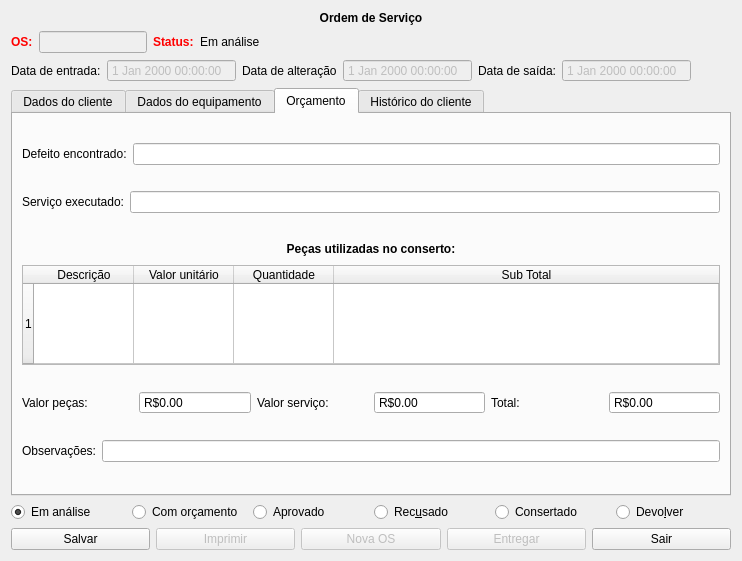
Henrique-Miranda/erpy, file ui_forms/sorder.ui: the form before one commit.
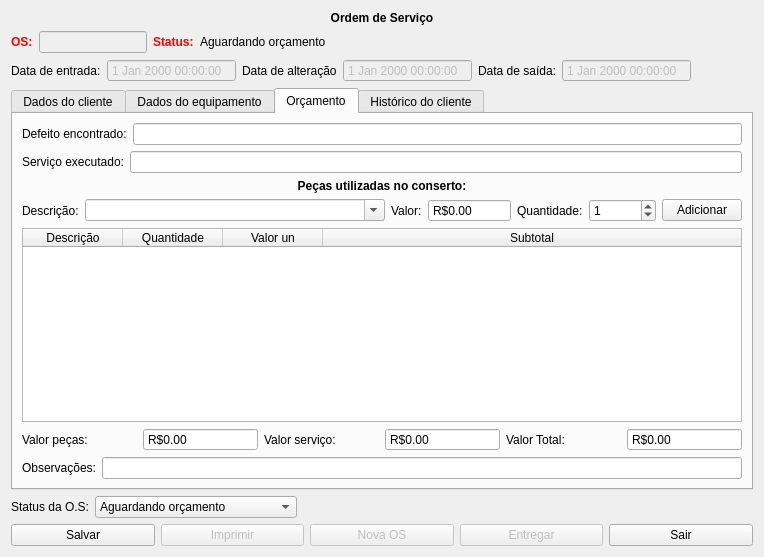
The form after the commit. The open tabs and pages were chosen to show the change. Icons and pictures are not drawn.

The edit to the form file:
```diff
--- a/ui_forms/sorder.ui
+++ b/ui_forms/sorder.ui
@@ -6,8 +6,8 @@
    <rect>
     <x>0</x>
     <y>0</y>
-    <width>811</width>
-    <height>686</height>
+    <width>915</width>
+    <height>696</height>
    </rect>
   </property>
   <property name="windowTitle">
@@ -130,7 +130,7 @@
         </size>
        </property>
        <property name="text">
-        <string>Em análise</string>
+        <string>Aguardando orçamento</string>
        </property>
       </widget>
      </item>
@@ -234,6 +234,12 @@
      <property name="enabled">
       <bool>true</bool>
      </property>
+     <property name="sizePolicy">
+      <sizepolicy hsizetype="Fixed" vsizetype="Fixed">
+       <horstretch>0</horstretch>
+       <verstretch>0</verstretch>
+      </sizepolicy>
+     </property>
      <property name="focusPolicy">
       <enum>Qt::TabFocus</enum>
      </property>
@@ -793,7 +799,7 @@
             </sizepolicy>
            </property>
            <property name="text">
-            <string>Tipo</string>
+            <string>Equipamento:</string>
            </property>
           </widget>
          </item>
@@ -867,46 +873,6 @@
              <string>Monitor</string>
             </property>
            </item>
-           <item>
-            <property name="text">
-             <string>TV</string>
-            </property>
-           </item>
-           <item>
-            <property name="text">
-             <string>Video Game</string>
-            </property>
-           </item>
-           <item>
-            <property name="text">
-             <string>Brinquedo</string>
-            </property>
-           </item>
-           <item>
-            <property name="text">
-             <string>DVD Player</string>
-            </property>
-           </item>
-           <item>
-            <property name="text">
-             <string>Roteador</string>
-            </property>
-           </item>
-           <item>
-            <property name="text">
-             <string>Controle</string>
-            </property>
-           </item>
-           <item>
-            <property name="text">
-             <string>Não Especificado</string>
-            </property>
-           </item>
-           <item>
-            <property name="text">
-             <string/>
-            </property>
-           </item>
           </widget>
          </item>
          <item>
@@ -1233,7 +1199,7 @@
          <item>
           <widget class="QLabel" name="lbNs">
            <property name="text">
-            <string>N/S:</string>
+            <string>SN:</string>
            </property>
           </widget>
          </item>
@@ -1327,12 +1293,12 @@
          <item>
           <widget class="QLabel" name="lbObs1">
            <property name="text">
-            <string>Observação:</string>
+            <string>Observações:</string>
            </property>
           </widget>
          </item>
          <item>
-          <widget class="QTextEdit" name="teObs1"/>
+          <widget class="QLineEdit" name="leObs1"/>
          </item>
         </layout>
        </item>
@@ -1372,8 +1338,6 @@
         </layout>
        </item>
        <item>
-        <layout class="QVBoxLayout" name="verticalLayout_9">
-         <item>
           <widget class="QLabel" name="lbBudgetTable">
            <property name="maximumSize">
             <size>
@@ -1395,44 +1359,126 @@
            </property>
           </widget>
          </item>
+       <item>
+        <layout class="QHBoxLayout" name="horizontalLayout_26">
+         <item>
+          <widget class="QLabel" name="lbAddDesc">
+           <property name="text">
+            <string>Descrição:</string>
+           </property>
+          </widget>
+         </item>
+         <item>
+          <widget class="QComboBox" name="cbAddDesc">
+           <property name="sizePolicy">
+            <sizepolicy hsizetype="Maximum" vsizetype="Fixed">
+             <horstretch>0</horstretch>
+             <verstretch>0</verstretch>
+            </sizepolicy>
+           </property>
+           <property name="minimumSize">
+            <size>
+             <width>300</width>
+             <height>0</height>
+            </size>
+           </property>
+           <property name="maximumSize">
+            <size>
+             <width>400</width>
+             <height>16777215</height>
+            </size>
+           </property>
+           <property name="editable">
+            <bool>true</bool>
+           </property>
+           <property name="currentText">
+            <string/>
+           </property>
+           <property name="sizeAdjustPolicy">
+            <enum>QComboBox::AdjustToContentsOnFirstShow</enum>
+           </property>
+          </widget>
+         </item>
+         <item>
+          <widget class="QLabel" name="lbAddValue">
+           <property name="text">
+            <string>Valor:</string>
+           </property>
+          </widget>
+         </item>
+         <item>
+          <widget class="QDoubleSpinBox" name="spAddValue">
+           <property name="minimumSize">
+            <size>
+             <width>80</width>
+             <height>0</height>
+            </size>
+           </property>
+           <property name="buttonSymbols">
+            <enum>QAbstractSpinBox::NoButtons</enum>
+           </property>
+           <property name="prefix">
+            <string>R$</string>
+           </property>
+           <property name="maximum">
+            <double>999999999999999.000000000000000</double>
+           </property>
+          </widget>
+         </item>
+         <item>
+          <widget class="QLabel" name="lbAddAmount">
+           <property name="text">
+            <string>Quantidade:</string>
+           </property>
+          </widget>
+         </item>
+         <item>
+          <widget class="QSpinBox" name="spAddAmount">
+           <property name="suffix">
+            <string/>
+           </property>
+           <property name="maximum">
+            <number>999999999</number>
+           </property>
+           <property name="value">
+            <number>1</number>
+           </property>
+          </widget>
+         </item>
+         <item>
+          <widget class="QPushButton" name="pbAddPart">
+           <property name="text">
+            <string>Adicionar</string>
+           </property>
+          </widget>
+         </item>
+        </layout>
+       </item>
          <item>
           <widget class="QTableWidget" name="twBudget">
-           <property name="maximumSize">
-            <size>
-             <width>16777215</width>
-             <height>100</height>
-            </size>
-           </property>
-           <property name="alternatingRowColors">
+         <property name="sizeAdjustPolicy">
+          <enum>QAbstractScrollArea::AdjustIgnored</enum>
+         </property>
+         <property name="sortingEnabled">
             <bool>false</bool>
            </property>
+         <property name="rowCount">
+          <number>0</number>
+         </property>
+         <attribute name="horizontalHeaderCascadingSectionResizes">
+          <bool>false</bool>
+         </attribute>
            <attribute name="horizontalHeaderStretchLastSection">
             <bool>true</bool>
            </attribute>
            <attribute name="verticalHeaderCascadingSectionResizes">
             <bool>false</bool>
            </attribute>
-           <attribute name="verticalHeaderShowSortIndicator" stdset="0">
-            <bool>false</bool>
-           </attribute>
-           <attribute name="verticalHeaderStretchLastSection">
-            <bool>true</bool>
-           </attribute>
-           <row>
-            <property name="text">
-             <string>1</string>
-            </property>
-           </row>
            <column>
             <property name="text">
              <string>Descrição</string>
             </property>
            </column>
-           <column>
-            <property name="text">
-             <string>Valor unitário</string>
-            </property>
-           </column>
            <column>
             <property name="text">
              <string>Quantidade</string>
@@ -1440,20 +1486,15 @@
            </column>
            <column>
             <property name="text">
-             <string>Sub Total</string>
-            </property>
-           </column>
-           <item row="0" column="3">
+           <string>Valor un</string>
+          </property>
+         </column>
+         <column>
             <property name="text">
-             <string/>
-            </property>
-            <property name="flags">
-             <set>ItemIsSelectable|ItemIsDragEnabled|ItemIsDropEnabled|ItemIsUserCheckable|ItemIsEnabled</set>
-            </property>
-           </item>
-          </widget>
-         </item>
-        </layout>
+           <string>Subtotal</string>
+          </property>
+         </column>
+        </widget>
        </item>
        <item>
         <layout class="QHBoxLayout" name="horizontalLayout_21">
@@ -1503,7 +1544,7 @@
          <item>
           <widget class="QLabel" name="lbTotalValue">
            <property name="text">
-            <string>Total:</string>
+            <string>Valor Total:</string>
            </property>
           </widget>
          </item>
@@ -1545,29 +1586,6 @@
       <attribute name="title">
        <string>Histórico do cliente</string>
       </attribute>
-      <widget class="QLabel" name="lbTotalSpent">
-       <property name="geometry">
-        <rect>
-         <x>210</x>
-         <y>390</y>
-         <width>71</width>
-         <height>78</height>
-        </rect>
-       </property>
-       <property name="text">
-        <string>Total gasto:</string>
-       </property>
-      </widget>
-      <widget class="QLineEdit" name="leTotalSpent">
-       <property name="geometry">
-        <rect>
-         <x>290</x>
-         <y>410</y>
-         <width>179</width>
-         <height>32</height>
-        </rect>
-       </property>
-      </widget>
       <widget class="QTableWidget" name="twCliHistory">
        <property name="geometry">
         <rect>
@@ -1577,6 +1595,41 @@
          <height>371</height>
         </rect>
        </property>
+       <column>
+        <property name="text">
+         <string>Data entrada</string>
+        </property>
+       </column>
+       <column>
+        <property name="text">
+         <string>OS</string>
+        </property>
+       </column>
+       <column>
+        <property name="text">
+         <string>Equipamento</string>
+        </property>
+       </column>
+       <column>
+        <property name="text">
+         <string>Marca</string>
+        </property>
+       </column>
+       <column>
+        <property name="text">
+         <string>Modelo</string>
+        </property>
+       </column>
+       <column>
+        <property name="text">
+         <string>Cor</string>
+        </property>
+       </column>
+       <column>
+        <property name="text">
+         <string>Valor</string>
+        </property>
+       </column>
       </widget>
      </widget>
     </widget>
@@ -1584,68 +1637,90 @@
    <item>
     <layout class="QHBoxLayout" name="horizontalLayout_22">
      <item>
-      <widget class="QRadioButton" name="rbAnalysis">
+      <widget class="QLabel" name="lbStatus">
+       <property name="text">
+        <string>Status da O.S:</string>
+       </property>
+      </widget>
+     </item>
+     <item>
+      <widget class="QComboBox" name="cbStatus">
+       <property name="sizeAdjustPolicy">
+        <enum>QComboBox::AdjustToContents</enum>
+       </property>
+       <property name="minimumContentsLength">
+        <number>0</number>
+       </property>
+       <item>
+        <property name="text">
+         <string>Aguardando orçamento</string>
+        </property>
+       </item>
+       <item>
        <property name="text">
         <string>Em análise</string>
        </property>
-       <property name="checked">
-        <bool>true</bool>
-       </property>
-       <attribute name="buttonGroup">
-        <string notr="true">buttonGroup_2</string>
-       </attribute>
-      </widget>
+       </item>
+       <item>
+        <property name="text">
+         <string>Orçamento concluído</string>
+        </property>
      </item>
      <item>
-      <widget class="QRadioButton" name="rbBudget">
        <property name="text">
-        <string>Com orçamento</string>
-       </property>
-       <attribute name="buttonGroup">
-        <string notr="true">buttonGroup_2</string>
-       </attribute>
-      </widget>
+         <string>Orçamento aprovado</string>
+        </property>
      </item>
      <item>
-      <widget class="QRadioButton" name="rbApproved">
        <property name="text">
-        <string>Aprovado</string>
-       </property>
-       <attribute name="buttonGroup">
-        <string notr="true">buttonGroup_2</string>
-       </attribute>
-      </widget>
+         <string>Aguardando peça de reposição</string>
+        </property>
      </item>
      <item>
-      <widget class="QRadioButton" name="rbRefused">
        <property name="text">
-        <string>Rec&amp;usado</string>
-       </property>
-       <attribute name="buttonGroup">
-        <string notr="true">buttonGroup_2</string>
-       </attribute>
-      </widget>
+         <string>Em execução do serviço</string>
+        </property>
      </item>
      <item>
-      <widget class="QRadioButton" name="rbFixed">
+        <property name="text">
+         <string>Orçamento reprovado</string>
+        </property>
+       </item>
+       <item>
+        <property name="text">
+         <string>Sem peça de reposição</string>
+        </property>
+       </item>
+       <item>
+        <property name="text">
+         <string>Defeito não encontrado</string>
+        </property>
+       </item>
+       <item>
        <property name="text">
         <string>Consertado</string>
        </property>
-       <attribute name="buttonGroup">
-        <string notr="true">buttonGroup_2</string>
-       </attribute>
-      </widget>
      </item>
      <item>
-      <widget class="QRadioButton" name="rbDelivery">
        <property name="text">
-        <string>Devo&amp;lver</string>
-       </property>
-       <attribute name="buttonGroup">
-        <string notr="true">buttonGroup_2</string>
-       </attribute>
+         <string>Equipamento devolvido</string>
+        </property>
+       </item>
       </widget>
      </item>
+     <item>
+      <spacer name="horizontalSpacer_4">
+       <property name="orientation">
+        <enum>Qt::Horizontal</enum>
+       </property>
+       <property name="sizeHint" stdset="0">
+        <size>
+         <width>40</width>
+         <height>20</height>
+        </size>
+       </property>
+      </spacer>
+     </item>
     </layout>
    </item>
    <item>
```
Left out of the diff: 1 changed line with no effect on the pictures. Lines whose indentation alone changed are shown as unchanged.
